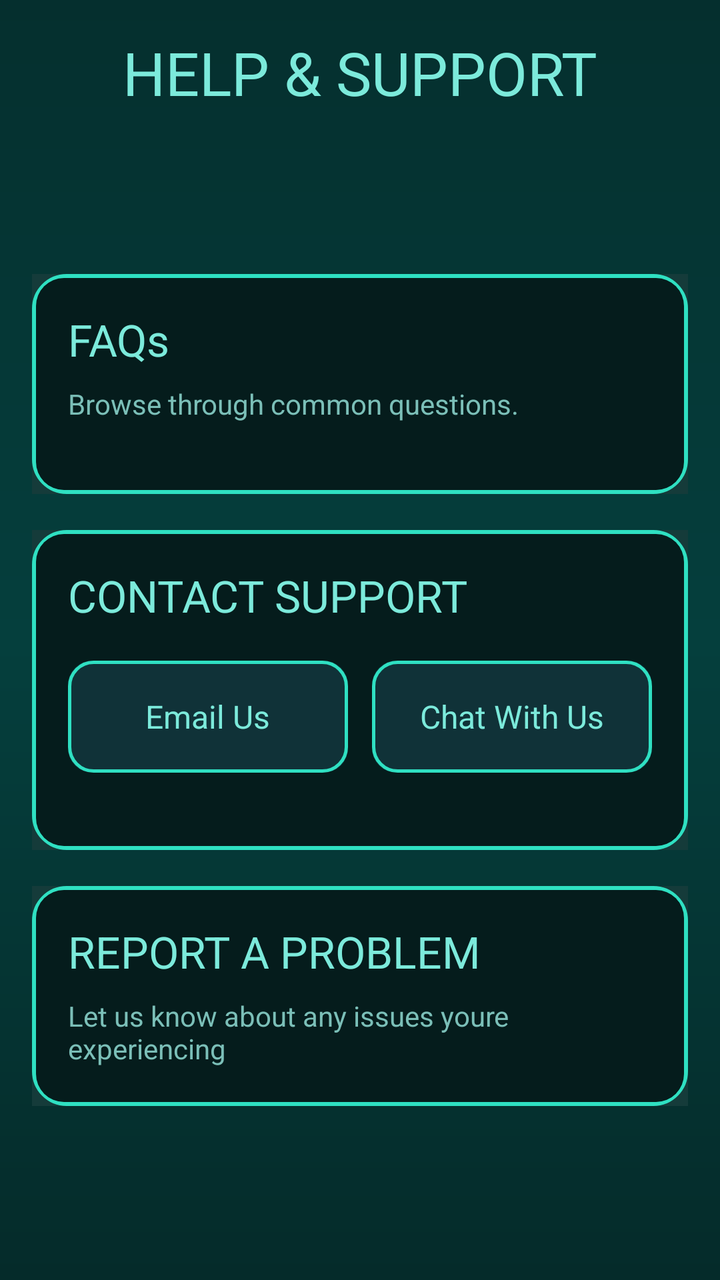
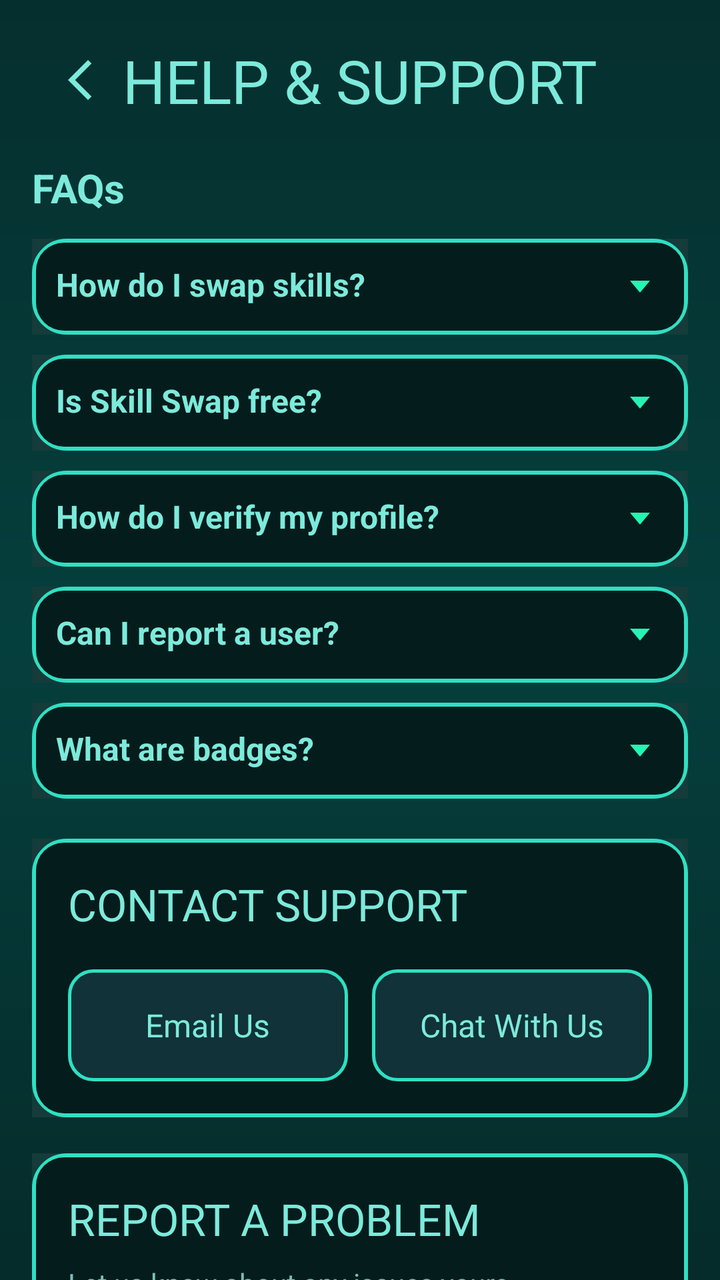

Two renders of the same Android screen: before a commit and after it. Below are the layout's source before the change and the commit's diff.
<!-- AndroidManifest.xml: application theme Theme.SkillSwapAGenZSkillExchanger -->
<!-- res/layout/activity_help_support.xml -->
<?xml version="1.0" encoding="utf-8"?>
<androidx.constraintlayout.widget.ConstraintLayout
    xmlns:android="http://schemas.android.com/apk/res/android"
    xmlns:app="http://schemas.android.com/apk/res-auto"
    android:id="@+id/root"
    android:layout_width="match_parent"
    android:layout_height="match_parent"
    android:padding="@dimen/screen_padding"
    android:background="@drawable/bg_gradient">

    
    <TextView
        android:id="@+id/title"
        android:layout_width="0dp"
        android:layout_height="wrap_content"
        android:text="@string/help_support"
        android:textAllCaps="true"
        android:textSize="@dimen/title_size"
        android:textColor="@color/teal_light"
        android:gravity="center"
        app:layout_constraintTop_toTopOf="parent"
        app:layout_constraintLeft_toLeftOf="parent"
        app:layout_constraintRight_toRightOf="parent"/>

    
    <LinearLayout
        android:id="@+id/container"
        android:layout_width="0dp"
        android:layout_height="0dp"
        android:orientation="vertical"
        android:gravity="center"
        android:layout_marginTop="@dimen/container_top_margin"
        app:layout_constraintTop_toBottomOf="@id/title"
        app:layout_constraintLeft_toLeftOf="parent"
        app:layout_constraintRight_toRightOf="parent"
        app:layout_constraintBottom_toBottomOf="parent">

        
        <LinearLayout
            android:id="@+id/faq_card"
            android:layout_width="match_parent"
            android:layout_height="@dimen/card_height_small"
            android:orientation="vertical"
            android:padding="@dimen/card_padding"
            android:background="@drawable/neon_card"
            android:layout_marginBottom="@dimen/card_margin">

            <TextView
                android:id="@+id/faq_title"
                android:layout_width="match_parent"
                android:layout_height="wrap_content"
                android:text="@string/faqs"
                android:textColor="@color/teal_light"
                android:textSize="@dimen/card_title_size"/>

            <TextView
                android:id="@+id/faq_sub"
                android:layout_width="match_parent"
                android:layout_height="wrap_content"
                android:text="@string/faqs_sub"
                android:textColor="@color/text_secondary"
                android:textSize="@dimen/card_sub_size"
                android:layout_marginTop="@dimen/sub_margin_top"/>

        </LinearLayout>

        
        <LinearLayout
            android:id="@+id/contact_card"
            android:layout_width="match_parent"
            android:layout_height="@dimen/card_height_medium"
            android:orientation="vertical"
            android:padding="@dimen/card_padding"
            android:background="@drawable/neon_card"
            android:layout_marginBottom="@dimen/card_margin">

            <TextView
                android:id="@+id/contact_title"
                android:layout_width="match_parent"
                android:layout_height="wrap_content"
                android:text="@string/contact_support"
                android:textColor="@color/teal_light"
                android:textSize="@dimen/card_title_size"/>

            
            <LinearLayout
                android:layout_width="match_parent"
                android:layout_height="wrap_content"
                android:orientation="horizontal"
                android:layout_marginTop="@dimen/button_row_margin"
                android:gravity="center"
                android:weightSum="2">

                <RelativeLayout
                    android:id="@+id/email_button"
                    android:layout_width="0dp"
                    android:layout_height="@dimen/button_height"
                    android:layout_marginEnd="12dp"
                    android:layout_weight="1"
                    android:background="@drawable/neon_button_outline"
                    >
                    <TextView
                        android:layout_width="wrap_content"
                        android:layout_height="wrap_content"
                        android:text="@string/email_us"
                        android:textColor="@color/teal_light"
                        android:textSize="@dimen/button_text_size"
                        android:layout_centerInParent="true"/>

                </RelativeLayout>

                <RelativeLayout
                    android:id="@+id/chat_button"
                    android:layout_width="0dp"
                    android:layout_height="@dimen/button_height"
                    android:layout_weight="1"
                    android:background="@drawable/neon_button_outline"
                    >
                    <TextView
                        android:layout_width="wrap_content"
                        android:layout_height="wrap_content"
                        android:text="@string/chat_with_us"
                        android:textSize="@dimen/button_text_size"
                        android:textColor="@color/teal_light"
                        android:layout_centerInParent="true"/>
                </RelativeLayout>
            </LinearLayout>

        </LinearLayout>

        
        <LinearLayout
            android:id="@+id/report_card"
            android:layout_width="match_parent"
            android:layout_height="@dimen/card_height_small"
            android:orientation="vertical"
            android:padding="@dimen/card_padding"
            android:background="@drawable/neon_card"
            android:layout_marginBottom="@dimen/card_margin">

            <TextView
                android:id="@+id/report_title"
                android:layout_width="match_parent"
                android:layout_height="wrap_content"
                android:text="@string/report_problem"

                android:textColor="@color/teal_light"
                android:textSize="@dimen/card_title_size"/>

            <TextView
                android:id="@+id/report_sub"
                android:layout_width="match_parent"
                android:layout_height="wrap_content"
                android:text="@string/report_sub"

                android:textColor="@color/text_secondary"
                android:textSize="@dimen/card_sub_size"
                android:layout_marginTop="@dimen/sub_margin_top"/>
        </LinearLayout>

    </LinearLayout>

</androidx.constraintlayout.widget.ConstraintLayout>
<!-- resources referenced by this layout -->
<resources>
  <color name="teal_light">#7CEADB</color>
  <color name="text_secondary">#7BBFB8</color>
  <dimen name="button_height">56dp</dimen>
  <dimen name="button_row_margin">18dp</dimen>
  <dimen name="button_text_size">16dp</dimen>
  <dimen name="card_height_medium">160dp</dimen>
  <dimen name="card_height_small">110dp</dimen>
  <dimen name="card_margin">18dp</dimen>
  <dimen name="card_padding">18dp</dimen>
  <dimen name="card_sub_size">14dp</dimen>
  <dimen name="card_title_size">22dp</dimen>
  <dimen name="container_top_margin">28dp</dimen>
  <dimen name="screen_padding">16dp</dimen>
  <dimen name="sub_margin_top">8dp</dimen>
  <dimen name="title_size">30dp</dimen>
  <!-- drawable bg_gradient (drawable) -->
  <?xml version="1.0" encoding="utf-8"?>
  <shape xmlns:android="http://schemas.android.com/apk/res/android" android:shape="rectangle">
      <gradient
          android:angle="270"
          android:startColor="@color/bg_start"
          android:centerColor="@color/bg_center"
          android:endColor="@color/bg_end" />
  </shape>
  <!-- drawable neon_card (drawable) -->
  <?xml version="1.0" encoding="utf-8"?>
  <layer-list xmlns:android="http://schemas.android.com/apk/res/android">
  
      
      <item android:left="-6dp" android:top="-6dp" android:right="-6dp" android:bottom="-6dp">
          <shape android:shape="rectangle">
              <solid android:color="#153B3A"/> 
              <corners android:radius="18dp"/>
          </shape>
      </item>
  
      
      <item>
          <shape android:shape="rectangle">
              <solid android:color="@android:color/transparent"/>
              <stroke android:width="2.5dp" android:color="@color/neon_stroke"/>
              <corners android:radius="16dp"/>
          </shape>
      </item>
  
      
      <item android:left="2dp" android:top="2dp" android:right="2dp" android:bottom="2dp">
          <shape android:shape="rectangle">
              <solid android:color="#051C1C"/>
              <corners android:radius="14dp"/>
          </shape>
      </item>
  
  </layer-list>
  <string name="chat_with_us">Chat With Us</string>
  <string name="contact_support">CONTACT SUPPORT</string>
  <string name="email_us">Email Us</string>
  <string name="faqs">FAQs</string>
  <string name="faqs_sub">Browse through common questions.</string>
  <string name="help_support">HELP &amp; SUPPORT</string>
  <string name="report_problem">REPORT A PROBLEM</string>
  <string name="report_sub">Let us know about any issues youre experiencing</string>
  <style name="Theme.SkillSwapAGenZSkillExchanger" parent="Base.Theme.SkillSwapAGenZSkillExchanger" />
  <color name="bg_start">#052f2e</color>
  <color name="bg_center">#053f3d</color>
  <color name="bg_end">#052b2a</color>
  <color name="mint_primary">#44DD4C</color>
  <color name="white">#FFFFFFFF</color>
  <color name="button_fill_trans">#103238</color>
  <color name="neon_stroke">#2FE0C2</color>
  <style name="Base.Theme.SkillSwapAGenZSkillExchanger" parent="Theme.Material3.DayNight.NoActionBar">
          
          <item name="android:statusBarColor">#103238</item>
          
      </style>
  <!-- unchanged entries left out for length: 1 -->
</resources>

<!-- the commit's change to res/layout/activity_help_support.xml (unified diff, before → after) -->
@@ -5,14 +5,30 @@
     android:id="@+id/root"
     android:layout_width="match_parent"
     android:layout_height="match_parent"
-    android:padding="@dimen/screen_padding"
     android:background="@drawable/bg_gradient">
+
+    
+    <ImageView
+        android:id="@+id/btn_back"
+        android:layout_width="40dp"
+        android:layout_height="40dp"
+        android:layout_marginTop="20dp"
+        android:layout_marginStart="20dp"
+        android:padding="8dp"
+        android:src="@drawable/ic_back_activity"
+        app:tint="@color/teal_light"
+        android:background="?attr/selectableItemBackgroundBorderless"
+        android:clickable="true"
+        android:focusable="true"
+        app:layout_constraintTop_toTopOf="parent"
+        app:layout_constraintLeft_toLeftOf="parent"/>
 
     
     <TextView
         android:id="@+id/title"
         android:layout_width="0dp"
         android:layout_height="wrap_content"
+        android:layout_marginTop="20dp"
         android:text="@string/help_support"
         android:textAllCaps="true"
         android:textSize="@dimen/title_size"
@@ -22,142 +38,270 @@
         app:layout_constraintLeft_toLeftOf="parent"
         app:layout_constraintRight_toRightOf="parent"/>
 
-    
-    <LinearLayout
-        android:id="@+id/container"
+    <androidx.core.widget.NestedScrollView
         android:layout_width="0dp"
         android:layout_height="0dp"
-        android:orientation="vertical"
-        android:gravity="center"
-        android:layout_marginTop="@dimen/container_top_margin"
+        android:layout_marginTop="20dp"
+        android:paddingHorizontal="@dimen/screen_padding"
         app:layout_constraintTop_toBottomOf="@id/title"
+        app:layout_constraintBottom_toBottomOf="parent"
         app:layout_constraintLeft_toLeftOf="parent"
-        app:layout_constraintRight_toRightOf="parent"
-        app:layout_constraintBottom_toBottomOf="parent">
-
-        
+        app:layout_constraintRight_toRightOf="parent">
+
         <LinearLayout
-            android:id="@+id/faq_card"
             android:layout_width="match_parent"
-            android:layout_height="@dimen/card_height_small"
+            android:layout_height="wrap_content"
             android:orientation="vertical"
-            android:padding="@dimen/card_padding"
-            android:background="@drawable/neon_card"
-            android:layout_marginBottom="@dimen/card_margin">
-
+            android:paddingBottom="20dp">
+
+            
             <TextView
-                android:id="@+id/faq_title"
-                android:layout_width="match_parent"
+                android:layout_width="wrap_content"
                 android:layout_height="wrap_content"
                 android:text="@string/faqs"
                 android:textColor="@color/teal_light"
-                android:textSize="@dimen/card_title_size"/>
-
-            <TextView
-                android:id="@+id/faq_sub"
+                android:textSize="20sp"
+                android:textStyle="bold"
+                android:layout_marginBottom="12dp"/>
+
+            <LinearLayout
+                android:id="@+id/faq_container"
                 android:layout_width="match_parent"
                 android:layout_height="wrap_content"
-                android:text="@string/faqs_sub"
-                android:textColor="@color/text_secondary"
-                android:textSize="@dimen/card_sub_size"
-                android:layout_marginTop="@dimen/sub_margin_top"/>
-
-        </LinearLayout>
-
-        
-        <LinearLayout
-            android:id="@+id/contact_card"
-            android:layout_width="match_parent"
-            android:layout_height="@dimen/card_height_medium"
-            android:orientation="vertical"
-            android:padding="@dimen/card_padding"
-            android:background="@drawable/neon_card"
-            android:layout_marginBottom="@dimen/card_margin">
-
-            <TextView
-                android:id="@+id/contact_title"
+                android:orientation="vertical">
+
+                
+                <LinearLayout
+                    android:id="@+id/faq1"
+                    android:layout_width="match_parent"
+                    android:layout_height="wrap_content"
+                    android:orientation="vertical"
+                    android:background="@drawable/neon_card"
+                    android:padding="12dp"
+                    android:layout_marginBottom="10dp">
+                    <TextView
+                        android:id="@+id/q1"
+                        android:layout_width="match_parent"
+                        android:layout_height="wrap_content"
+                        android:text="How do I swap skills?"
+                        android:textColor="@color/teal_light"
+                        android:textSize="16sp"
+                        android:textStyle="bold"
+                        android:drawableEnd="@drawable/ic_arrow_down" />
+                    <TextView
+                        android:id="@+id/a1"
+                        android:layout_width="match_parent"
+                        android:layout_height="wrap_content"
+                        android:text="You can search for users with the skills you want to learn, send them a message, and agree on a swap."
+                        android:textColor="@color/text_secondary"
+                        android:layout_marginTop="8dp"
+                        android:visibility="gone"/>
+                </LinearLayout>
+
+                
+                <LinearLayout
+                    android:id="@+id/faq2"
+                    android:layout_width="match_parent"
+                    android:layout_height="wrap_content"
+                    android:orientation="vertical"
+                    android:background="@drawable/neon_card"
+                    android:padding="12dp"
+                    android:layout_marginBottom="10dp">
+                    <TextView
+                        android:id="@+id/q2"
+                        android:layout_width="match_parent"
+                        android:layout_height="wrap_content"
+                        android:text="Is Skill Swap free?"
+                        android:textColor="@color/teal_light"
+                        android:textSize="16sp"
+                        android:textStyle="bold"
+                        android:drawableEnd="@drawable/ic_arrow_down" />
+                    <TextView
+                        android:id="@+id/a2"
+                        android:layout_width="match_parent"
+                        android:layout_height="wrap_content"
+                        android:text="Yes, the core experience of swapping skills is completely free for all users."
+                        android:textColor="@color/text_secondary"
+                        android:layout_marginTop="8dp"
+                        android:visibility="gone"/>
+                </LinearLayout>
+
+                
+                <LinearLayout
+                    android:id="@+id/faq3"
+                    android:layout_width="match_parent"
+                    android:layout_height="wrap_content"
+                    android:orientation="vertical"
+                    android:background="@drawable/neon_card"
+                    android:padding="12dp"
+                    android:layout_marginBottom="10dp">
+                    <TextView
+                        android:id="@+id/q3"
+                        android:layout_width="match_parent"
+                        android:layout_height="wrap_content"
+                        android:text="How do I verify my profile?"
+                        android:textColor="@color/teal_light"
+                        android:textSize="16sp"
+                        android:textStyle="bold"
+                        android:drawableEnd="@drawable/ic_arrow_down" />
+                    <TextView
+                        android:id="@+id/a3"
+                        android:layout_width="match_parent"
+                        android:layout_height="wrap_content"
+                        android:text="Go to settings and upload your CNIC for verification to get a verified badge."
+                        android:textColor="@color/text_secondary"
+                        android:layout_marginTop="8dp"
+                        android:visibility="gone"/>
+                </LinearLayout>
+
+                
+                <LinearLayout
+                    android:id="@+id/faq4"
+                    android:layout_width="match_parent"
+                    android:layout_height="wrap_content"
+                    android:orientation="vertical"
+                    android:background="@drawable/neon_card"
+                    android:padding="12dp"
+                    android:layout_marginBottom="10dp">
+                    <TextView
+                        android:id="@+id/q4"
+                        android:layout_width="match_parent"
+                        android:layout_height="wrap_content"
+                        android:text="Can I report a user?"
+                        android:textColor="@color/teal_light"
+                        android:textSize="16sp"
+                        android:textStyle="bold"
+                        android:drawableEnd="@drawable/ic_arrow_down" />
+                    <TextView
+                        android:id="@+id/a4"
+                        android:layout_width="match_parent"
+                        android:layout_height="wrap_content"
+                        android:text="Yes, you can report any user from their profile or the report section in Help and Support."
+                        android:textColor="@color/text_secondary"
+                        android:layout_marginTop="8dp"
+                        android:visibility="gone"/>
+                </LinearLayout>
+
+                
+                <LinearLayout
+                    android:id="@+id/faq5"
+                    android:layout_width="match_parent"
+                    android:layout_height="wrap_content"
+                    android:orientation="vertical"
+                    android:background="@drawable/neon_card"
+                    android:padding="12dp"
+                    android:layout_marginBottom="20dp">
+                    <TextView
+                        android:id="@+id/q5"
+                        android:layout_width="match_parent"
+                        android:layout_height="wrap_content"
+                        android:text="What are badges?"
+                        android:textColor="@color/teal_light"
+                        android:textSize="16sp"
+                        android:textStyle="bold"
+                        android:drawableEnd="@drawable/ic_arrow_down" />
+                    <TextView
+                        android:id="@+id/a5"
+                        android:layout_width="match_parent"
+                        android:layout_height="wrap_content"
+                        android:text="Badges are rewards for your activities and successful skill swaps on the platform."
+                        android:textColor="@color/text_secondary"
+                        android:layout_marginTop="8dp"
+                        android:visibility="gone"/>
+                </LinearLayout>
+            </LinearLayout>
+
+            
+            <LinearLayout
+                android:id="@+id/contact_card"
                 android:layout_width="match_parent"
                 android:layout_height="wrap_content"
-                android:text="@string/contact_support"
-                android:textColor="@color/teal_light"
-                android:textSize="@dimen/card_title_size"/>
+                android:orientation="vertical"
+                android:padding="@dimen/card_padding"
+                android:background="@drawable/neon_card"
+                android:layout_marginBottom="@dimen/card_margin">
+
+                <TextView
+                    android:id="@+id/contact_title"
+                    android:layout_width="match_parent"
+                    android:layout_height="wrap_content"
+                    android:text="@string/contact_support"
+                    android:textColor="@color/teal_light"
+                    android:textSize="@dimen/card_title_size"/>
+
+                
+                <LinearLayout
+                    android:layout_width="match_parent"
+                    android:layout_height="wrap_content"
+                    android:orientation="horizontal"
+                    android:layout_marginTop="@dimen/button_row_margin"
+                    android:gravity="center"
+                    android:weightSum="2">
+
+                    <RelativeLayout
+                        android:id="@+id/email_button"
+                        android:layout_width="0dp"
+                        android:layout_height="@dimen/button_height"
+                        android:layout_marginEnd="12dp"
+                        android:layout_weight="1"
+                        android:background="@drawable/neon_button_outline"
+                        android:clickable="true"
+                        android:focusable="true">
+                        <TextView
+                            android:layout_width="wrap_content"
+                            android:layout_height="wrap_content"
+                            android:text="@string/email_us"
+                            android:textColor="@color/teal_light"
+                            android:textSize="@dimen/button_text_size"
+                            android:layout_centerInParent="true"/>
+                    </RelativeLayout>
+
+                    <RelativeLayout
+                        android:id="@+id/chat_button"
+                        android:layout_width="0dp"
+                        android:layout_height="@dimen/button_height"
+                        android:layout_weight="1"
+                        android:background="@drawable/neon_button_outline"
+                        android:clickable="true"
+                        android:focusable="true">
+                        <TextView
+                            android:layout_width="wrap_content"
+                            android:layout_height="wrap_content"
+                            android:text="@string/chat_with_us"
+                            android:textSize="@dimen/button_text_size"
+                            android:textColor="@color/teal_light"
+                            android:layout_centerInParent="true"/>
+                    </RelativeLayout>
+                </LinearLayout>
+            </LinearLayout>
 
             
             <LinearLayout
+                android:id="@+id/report_card"
                 android:layout_width="match_parent"
                 android:layout_height="wrap_content"
-                android:orientation="horizontal"
-                android:layout_marginTop="@dimen/button_row_margin"
-                android:gravity="center"
-                android:weightSum="2">
-
-                <RelativeLayout
-                    android:id="@+id/email_button"
-                    android:layout_width="0dp"
-                    android:layout_height="@dimen/button_height"
-                    android:layout_marginEnd="12dp"
-                    android:layout_weight="1"
-                    android:background="@drawable/neon_button_outline"
-                    >
-                    <TextView
-                        android:layout_width="wrap_content"
-                        android:layout_height="wrap_content"
-                        android:text="@string/email_us"
-                        android:textColor="@color/teal_light"
-                        android:textSize="@dimen/button_text_size"
-                        android:layout_centerInParent="true"/>
-
-                </RelativeLayout>
-
-                <RelativeLayout
-                    android:id="@+id/chat_button"
-                    android:layout_width="0dp"
-                    android:layout_height="@dimen/button_height"
-                    android:layout_weight="1"
-                    android:background="@drawable/neon_button_outline"
-                    >
-                    <TextView
-                        android:layout_width="wrap_content"
-                        android:layout_height="wrap_content"
-                        android:text="@string/chat_with_us"
-                        android:textSize="@dimen/button_text_size"
-                        android:textColor="@color/teal_light"
-                        android:layout_centerInParent="true"/>
-                </RelativeLayout>
+                android:orientation="vertical"
+                android:padding="@dimen/card_padding"
+                android:background="@drawable/neon_card">
+
+                <TextView
+                    android:id="@+id/report_title"
+                    android:layout_width="match_parent"
+                    android:layout_height="wrap_content"
+                    android:text="@string/report_problem"
+                    android:textColor="@color/teal_light"
+                    android:textSize="@dimen/card_title_size"/>
+
+                <TextView
+                    android:id="@+id/report_sub"
+                    android:layout_width="match_parent"
+                    android:layout_height="wrap_content"
+                    android:text="@string/report_sub"
+                    android:textColor="@color/text_secondary"
+                    android:textSize="@dimen/card_sub_size"
+                    android:layout_marginTop="@dimen/sub_margin_top"/>
             </LinearLayout>
-
         </LinearLayout>
-
-        
-        <LinearLayout
-            android:id="@+id/report_card"
-            android:layout_width="match_parent"
-            android:layout_height="@dimen/card_height_small"
-            android:orientation="vertical"
-            android:padding="@dimen/card_padding"
-            android:background="@drawable/neon_card"
-            android:layout_marginBottom="@dimen/card_margin">
-
-            <TextView
-                android:id="@+id/report_title"
-                android:layout_width="match_parent"
-                android:layout_height="wrap_content"
-                android:text="@string/report_problem"
-
-                android:textColor="@color/teal_light"
-                android:textSize="@dimen/card_title_size"/>
-
-            <TextView
-                android:id="@+id/report_sub"
-                android:layout_width="match_parent"
-                android:layout_height="wrap_content"
-                android:text="@string/report_sub"
-
-                android:textColor="@color/text_secondary"
-                android:textSize="@dimen/card_sub_size"
-                android:layout_marginTop="@dimen/sub_margin_top"/>
-        </LinearLayout>
-
-    </LinearLayout>
+    </androidx.core.widget.NestedScrollView>
 
 </androidx.constraintlayout.widget.ConstraintLayout>
<!-- resource entries referenced after the edit -->
@@ -5,13 +5,10 @@
   <dimen name="button_height">56dp</dimen>
   <dimen name="button_row_margin">18dp</dimen>
   <dimen name="button_text_size">16dp</dimen>
-  <dimen name="card_height_medium">160dp</dimen>
-  <dimen name="card_height_small">110dp</dimen>
   <dimen name="card_margin">18dp</dimen>
   <dimen name="card_padding">18dp</dimen>
   <dimen name="card_sub_size">14dp</dimen>
   <dimen name="card_title_size">22dp</dimen>
-  <dimen name="container_top_margin">28dp</dimen>
   <dimen name="screen_padding">16dp</dimen>
   <dimen name="sub_margin_top">8dp</dimen>
   <dimen name="title_size">30dp</dimen>
@@ -24,6 +21,22 @@
           android:centerColor="@color/bg_center"
           android:endColor="@color/bg_end" />
   </shape>
+  <!-- drawable ic_arrow_down (drawable) -->
+  <vector xmlns:android="http://schemas.android.com/apk/res/android"
+      android:width="24dp"
+      android:height="24dp"
+      android:viewportWidth="24"
+      android:viewportHeight="24">
+      <path
+          android:fillColor="#27F3B3"
+          android:pathData="M7,9l5,6 5,-6z" />
+  </vector>
+  <!-- drawable ic_back_activity (drawable) -->
+  <vector xmlns:android="http://schemas.android.com/apk/res/android" android:height="24dp" android:tint="#27F3B3" android:viewportHeight="24" android:viewportWidth="24" android:width="24dp">
+        
+      <path android:fillColor="@android:color/white" android:pathData="M17.77,3.77l-1.77,-1.77l-10,10l10,10l1.77,-1.77l-8.23,-8.23z"/>
+      
+  </vector>
   <!-- drawable neon_card (drawable) -->
   <?xml version="1.0" encoding="utf-8"?>
   <layer-list xmlns:android="http://schemas.android.com/apk/res/android">
@@ -58,7 +71,6 @@
   <string name="contact_support">CONTACT SUPPORT</string>
   <string name="email_us">Email Us</string>
   <string name="faqs">FAQs</string>
-  <string name="faqs_sub">Browse through common questions.</string>
   <string name="help_support">HELP &amp; SUPPORT</string>
   <string name="report_problem">REPORT A PROBLEM</string>
   <string name="report_sub">Let us know about any issues youre experiencing</string>
